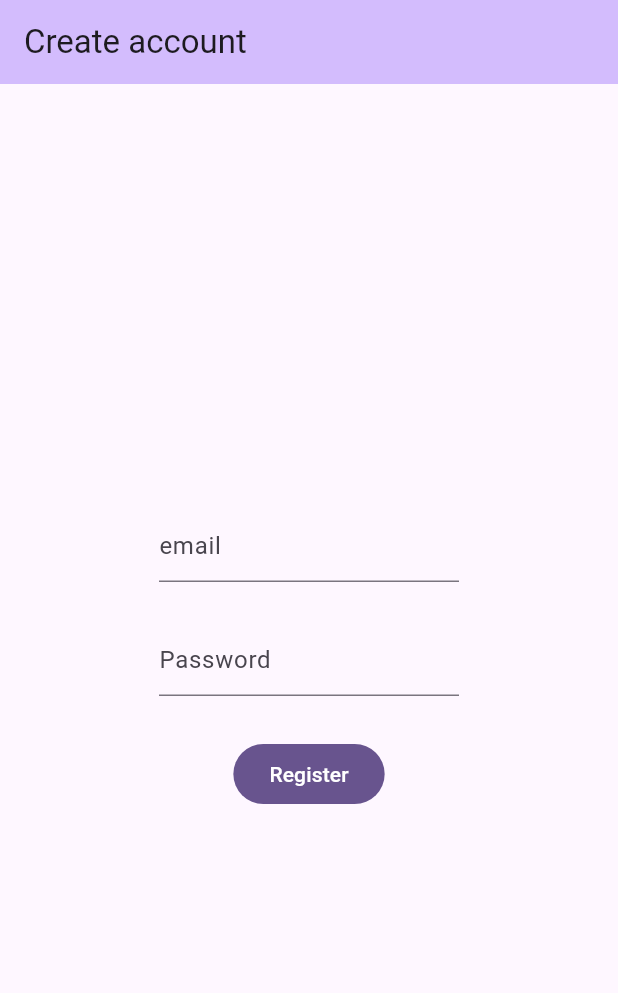
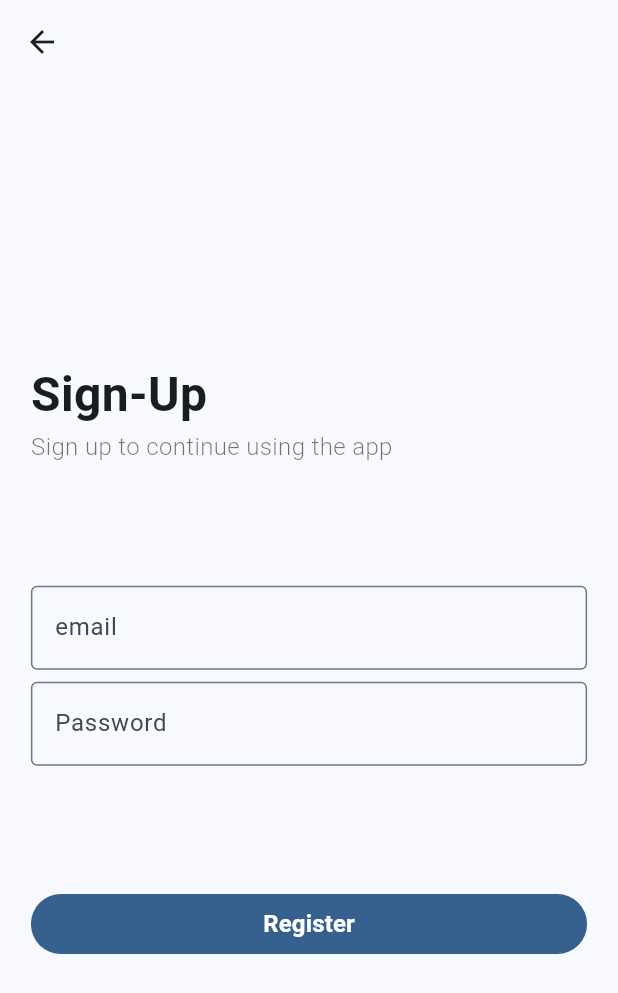
Before and after one commit to magistraapta/firebase_auth_flutter, a Flutter app: the screen it shows after launch, after a tap on "Register here", on a phone screen of 412 x 824 dp. Shown: the top 993 px of the screen. Run offline on Flutter 3.47's test engine with Material 2 defaults, Android fonts, the phone set to English and light mode, and no system bars; our stand-ins replace firebase_auth, firebase_core; accounts and stored records are empty; network calls fail.

Commit message:
initial commit

```diff
--- a/lib/login_page.dart
+++ b/lib/login_page.dart
@@ -1,4 +1,5 @@
 import 'package:firebase_test/home_page.dart';
+import 'package:firebase_test/navigation_widget.dart';
 import 'package:firebase_test/register_page.dart';
 import 'package:firebase_test/service/auth_service.dart';
 import 'package:flutter/material.dart';
@@ -13,43 +14,75 @@ class LoginPage extends StatefulWidget {
 class _LoginPageState extends State<LoginPage> {
   final TextEditingController _emailController = TextEditingController();
   final TextEditingController _passwordController = TextEditingController();
+
+  Widget textHeader() {
+    return const Column(
+      crossAxisAlignment: CrossAxisAlignment.start,
+      children: [
+        Text(
+          'Login Page',
+          style: TextStyle(
+              color: Colors.black, fontSize: 32, fontWeight: FontWeight.w700),
+        ),
+        Text(
+          'Login to continue use the app',
+          style: TextStyle(
+              color: Colors.black54, fontSize: 16, fontWeight: FontWeight.w300),
+        ),
+      ],
+    );
+  }
+
   @override
   Widget build(BuildContext context) {
+    double deviceWidth = MediaQuery.of(context).size.width;
+
     return Scaffold(
-      appBar: AppBar(
-        backgroundColor: Theme.of(context).colorScheme.inversePrimary,
-        title: Text("Login page"),
-      ),
       body: SafeArea(
           child: Center(
         child: Container(
-          width: 200,
-          height: 200,
+          width: deviceWidth * 0.9,
+          height: 400,
           child: Column(
-            mainAxisAlignment: MainAxisAlignment.spaceBetween,
+            crossAxisAlignment: CrossAxisAlignment.start,
             children: [
+              textHeader(),
+              Spacer(),
               TextField(
                 controller: _emailController,
-                decoration: InputDecoration(hintText: 'email'),
+                decoration: InputDecoration(
+                    hintText: 'Email', border: OutlineInputBorder()),
+              ),
+              SizedBox(
+                height: 8,
               ),
               TextField(
                 controller: _passwordController,
-                decoration: InputDecoration(hintText: 'Password'),
+                decoration: InputDecoration(
+                    hintText: 'Password', border: OutlineInputBorder()),
                 obscureText: true,
               ),
-              FilledButton(
+              Spacer(),
+              Container(
+                width: double.infinity,
+                child: FilledButton(
                     onPressed: () async {
                       final message = await AuthService().login(
                           email: _emailController.text,
                           password: _passwordController.text);
                       if (message!.contains('Success')) {
                         Navigator.of(context).pushReplacement(MaterialPageRoute(
-                          builder: (context) => const HomePage()));
+                            builder: (context) => const NavigationWidget()));
                       }
                       ScaffoldMessenger.of(context)
                           .showSnackBar(SnackBar(content: Text(message)));
                     },
-                  child: Text('Login')),
+                    child: Text(
+                      'Login',
+                      style:
+                          TextStyle(fontWeight: FontWeight.w600, fontSize: 16),
+                    )),
+              ),
               TextButton(
                   onPressed: () {
                     Navigator.push(
--- a/lib/main.dart
+++ b/lib/main.dart
@@ -18,22 +18,7 @@ class MyApp extends StatelessWidget {
     return MaterialApp(
       title: 'Flutter Demo',
       theme: ThemeData(
-        // This is the theme of your application.
-        //
-        // TRY THIS: Try running your application with "flutter run". You'll see
-        // the application has a blue toolbar. Then, without quitting the app,
-        // try changing the seedColor in the colorScheme below to Colors.green
-        // and then invoke "hot reload" (save your changes or press the "hot
-        // reload" button in a Flutter-supported IDE, or press "r" if you used
-        // the command line to start the app).
-        //
-        // Notice that the counter didn't reset back to zero; the application
-        // state is not lost during the reload. To reset the state, use hot
-        // restart instead.
-        //
-        // This works for code too, not just values: Most code changes can be
-        // tested with just a hot reload.
-        colorScheme: ColorScheme.fromSeed(seedColor: Colors.deepPurple),
+        colorScheme: ColorScheme.fromSeed(seedColor: Colors.blue),
         useMaterial3: true,
       ),
       home: const LoginPage(),
--- a/lib/register_page.dart
+++ b/lib/register_page.dart
@@ -12,32 +12,57 @@ class RegisterPage extends StatefulWidget {
 class _RegisterPageState extends State<RegisterPage> {
   final TextEditingController _emailController = TextEditingController();
   final TextEditingController _passwordController = TextEditingController();
+
+  Widget _textHeader() {
+    return Column(
+      crossAxisAlignment: CrossAxisAlignment.start,
+      children: [
+        Text(
+          'Sign-Up',
+          style: TextStyle(fontSize: 32, fontWeight: FontWeight.w700),
+        ),
+        Text(
+          'Sign up to continue using the app',
+          style: TextStyle(
+              color: Colors.black54, fontSize: 16, fontWeight: FontWeight.w300),
+        ),
+      ],
+    );
+  }
+
   @override
   Widget build(BuildContext context) {
+    double deviceWidth = MediaQuery.of(context).size.width;
     return Scaffold(
-      appBar: AppBar(
-        backgroundColor: Theme.of(context).colorScheme.inversePrimary,
-        automaticallyImplyLeading: false,
-        title: Text('Create account'),
-      ),
+      appBar: AppBar(),
       body: SafeArea(
           child: Center(
         child: Container(
-          width: 200,
-          height: 200,
+          width: deviceWidth * 0.9,
+          height: 400,
           child: Column(
-            mainAxisAlignment: MainAxisAlignment.spaceBetween,
+            crossAxisAlignment: CrossAxisAlignment.start,
             children: [
+              _textHeader(),
+              Spacer(),
               TextField(
                 controller: _emailController,
-                decoration: InputDecoration(hintText: 'email'),
+                decoration: InputDecoration(
+                    hintText: 'email', border: OutlineInputBorder()),
+              ),
+              SizedBox(
+                height: 8,
               ),
               TextField(
                 controller: _passwordController,
-                decoration: InputDecoration(hintText: 'Password'),
+                decoration: InputDecoration(
+                    hintText: 'Password', border: OutlineInputBorder()),
                 obscureText: true,
               ),
-              FilledButton(
+              Spacer(),
+              Container(
+                width: double.infinity,
+                child: FilledButton(
                     onPressed: () async {
                       final message = await AuthService().registration(
                           email: _emailController.text,
@@ -49,7 +74,12 @@ class _RegisterPageState extends State<RegisterPage> {
                       ScaffoldMessenger.of(context)
                           .showSnackBar(SnackBar(content: Text(message)));
                     },
-                  child: Text('Register')),
+                    child: Text(
+                      'Register',
+                      style:
+                          TextStyle(fontSize: 16, fontWeight: FontWeight.w600),
+                    )),
+              ),
             ],
           ),
         ),
--- a/lib/service/auth_service.dart
+++ b/lib/service/auth_service.dart
@@ -17,7 +17,7 @@ class AuthService {
       } else if (e.code == 'email-already-in-use') {
         return 'The account already exists for that email.';
       } else {
-        return e.message;
+        return 'there is something wrong';
       }
     } catch (e) {
       return e.toString();
@@ -40,7 +40,7 @@ class AuthService {
       } else if (e.code == 'wrong-password') {
         return 'Wrong password provided for that user.';
       } else {
-        return e.message;
+        return 'there is something wrong';
       }
     } catch (e) {
       return e.toString();
```
Also changed, not shown: lib/home_page.dart (+29 -4 lines), lib/navigation_widget.dart (added, +46 -0 lines), 1 other file. Lines whose indentation alone changed are shown as unchanged.
